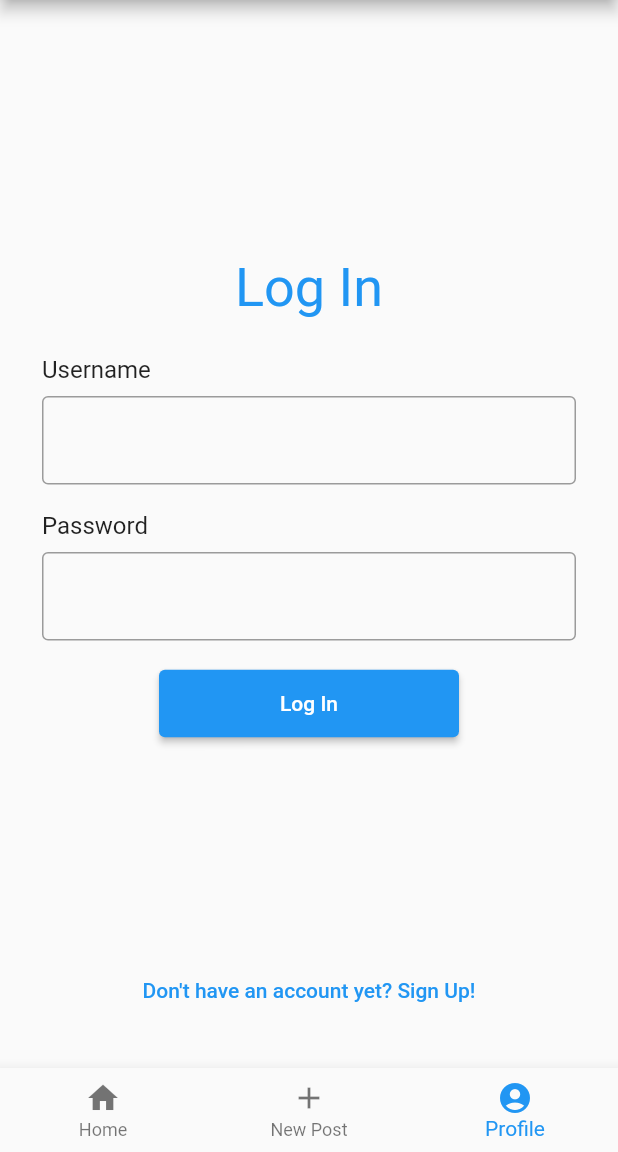
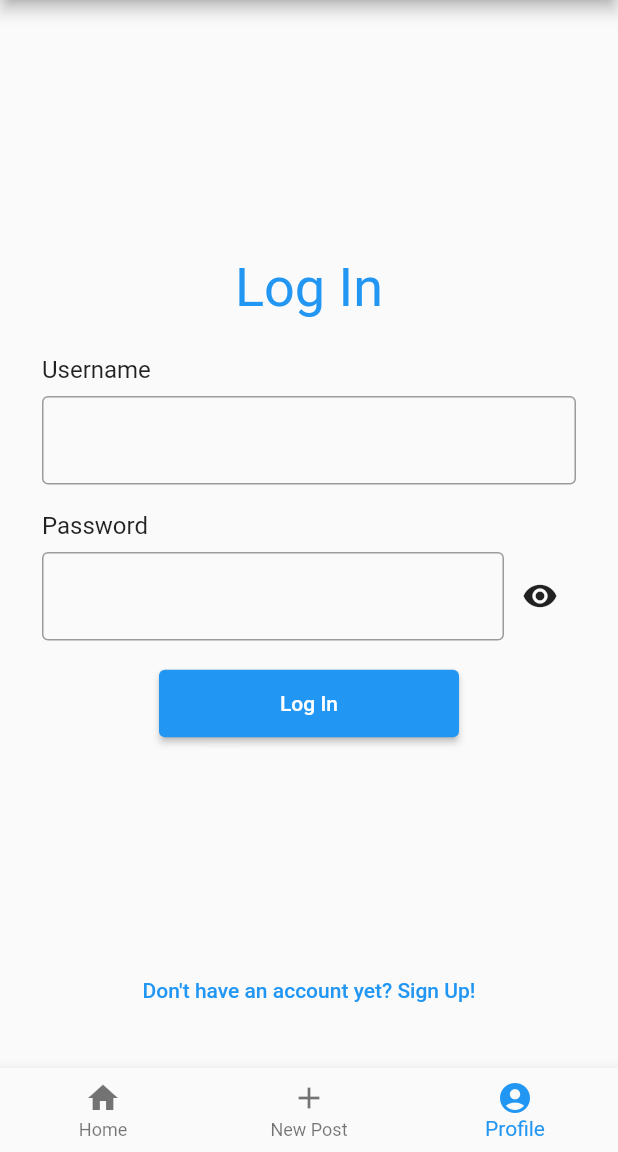
Before and after one commit to ArthurAMP/mini_feed_project, a Flutter app: the screen it shows after launch, item 3 of the bottom bar chosen, after a tap on "Log In", on a phone screen of 412 x 824 dp, the part 84-1236 px from its top. Run offline on Flutter 3.47's test engine with Material 2 defaults, Android fonts, the phone set to English and light mode, and no system bars; our stand-ins replace infinite_scroll_pagination; network calls fail.

Commit message:
Implement PasswordFormField and DateFormField

```diff
--- a/lib/components/auth/custom_fields.dart
+++ b/lib/components/auth/custom_fields.dart
@@ -1,32 +1,105 @@
 import 'package:flutter/material.dart';
+import 'package:intl/intl.dart';
 
-class AuthTextFormField extends StatefulWidget {
-  const AuthTextFormField({Key? key, required this.fieldName, this.controller})
+const authFieldsDecoration = InputDecoration(border: OutlineInputBorder());
+
+class DateFormField extends StatefulWidget {
+  const DateFormField({Key? key}) : super(key: key);
+
+  @override
+  State<DateFormField> createState() => _DateFormFieldState();
+}
+
+class _DateFormFieldState extends State<DateFormField> {
+  DateTime? _selectedDate;
+  final _controller = TextEditingController();
+
+  @override
+  void dispose() {
+    _controller.dispose();
+    super.dispose();
+  }
+
+  void _getDateFromUser(BuildContext context) async {
+    _selectedDate = await showDatePicker(
+        context: context,
+        initialDate: DateTime.now(),
+        firstDate: DateTime.utc(1900),
+        lastDate: DateTime.now());
+    _updateTextField();
+  }
+
+  void _updateTextField() {
+    final dateText = _selectedDate != null
+        ? DateFormat('dd/MM/yyyy').format(_selectedDate!)
+        : "";
+    _controller.text = dateText;
+  }
+
+  @override
+  Widget build(BuildContext context) {
+    return TextFormField(
+      decoration: authFieldsDecoration,
+      controller: _controller,
+      onTap: () => _getDateFromUser(context),
+      readOnly: true,
+    );
+  }
+}
+
+class PasswordFormField extends StatefulWidget {
+  const PasswordFormField({Key? key}) : super(key: key);
+
+  @override
+  State<PasswordFormField> createState() => _PasswordFormFieldState();
+}
+
+class _PasswordFormFieldState extends State<PasswordFormField> {
+  var _isPasswordVisible = false;
+
+  void _toggleVisibility() =>
+      setState(() => _isPasswordVisible = !_isPasswordVisible);
+
+  @override
+  Widget build(BuildContext context) {
+    final _buttonIcon =
+        _isPasswordVisible ? Icons.visibility_off : Icons.visibility;
+    return Row(
+      mainAxisAlignment: MainAxisAlignment.spaceBetween,
+      children: [
+        Expanded(
+          child: TextFormField(
+            decoration: authFieldsDecoration,
+            obscureText: !_isPasswordVisible,
+          ),
+        ),
+        IconButton(onPressed: _toggleVisibility, icon: Icon(_buttonIcon))
+      ],
+    );
+  }
+}
+
+class WrappedTitle extends StatelessWidget {
+  static const _titleStyle = TextStyle(fontSize: 16);
+
+  const WrappedTitle(
+      {Key? key, required this.title, required this.child, this.spacing = 8.0})
       : super(key: key);
 
-  final String fieldName;
-  final TextEditingController? controller;
-
-  @override
-  State<AuthTextFormField> createState() => _AuthTextFormFieldState();
-}
-
-class _AuthTextFormFieldState extends State<AuthTextFormField> {
-  static const _titleStyle = TextStyle(fontSize: 16);
+  final String title;
+  final Widget child;
+  final double spacing;
 
   @override
   Widget build(BuildContext context) {
     return Wrap(
-      runSpacing: 8,
+      runSpacing: spacing,
       children: [
         Text(
-          widget.fieldName,
+          title,
           style: _titleStyle,
         ),
-        TextFormField(
-          decoration: const InputDecoration(border: OutlineInputBorder()),
-          controller: widget.controller,
-        ),
+        child,
       ],
     );
   }
--- a/lib/components/auth/login_form.dart
+++ b/lib/components/auth/login_form.dart
@@ -13,9 +13,13 @@ class LoginForm extends StatelessWidget {
     return AuthForm(
         title: "Log In",
         bottomText: "Don't have an account yet? Sign Up!",
-        formFields: const [
-          AuthTextFormField(fieldName: "Username"),
-          AuthTextFormField(fieldName: "Password"),
+        formFields: [
+          WrappedTitle(
+              title: "Username",
+              child: TextFormField(
+                decoration: authFieldsDecoration,
+              )),
+          const WrappedTitle(title: "Password", child: PasswordFormField()),
         ],
         onBottomTextButtonPressed: onBottomTextButtonPressed);
   }
--- a/lib/components/auth/signup_form.dart
+++ b/lib/components/auth/signup_form.dart
@@ -13,10 +13,14 @@ class SignUpForm extends StatelessWidget {
     return AuthForm(
         title: "Sign Up",
         bottomText: "Already have an account? Log In!",
-        formFields: const [
-          AuthTextFormField(fieldName: "Username"),
-          AuthTextFormField(fieldName: "Password"),
-          AuthTextFormField(fieldName: "Birthday"),
+        formFields: [
+          WrappedTitle(
+              title: "Username",
+              child: TextFormField(
+                decoration: authFieldsDecoration,
+              )),
+          const WrappedTitle(title: "Password", child: PasswordFormField()),
+          const WrappedTitle(title: "Birthday", child: DateFormField())
         ],
         onBottomTextButtonPressed: onBottomTextButtonPressed);
   }
--- a/pubspec.yaml
+++ b/pubspec.yaml
@@ -36,6 +36,7 @@ dependencies:
   cupertino_icons: ^1.0.2
   http: ^0.13.4
   infinite_scroll_pagination: ^3.2.0
+  intl: ^0.17.0
 
 dev_dependencies:
   flutter_test:
```
Also changed, not shown: pubspec.lock.
